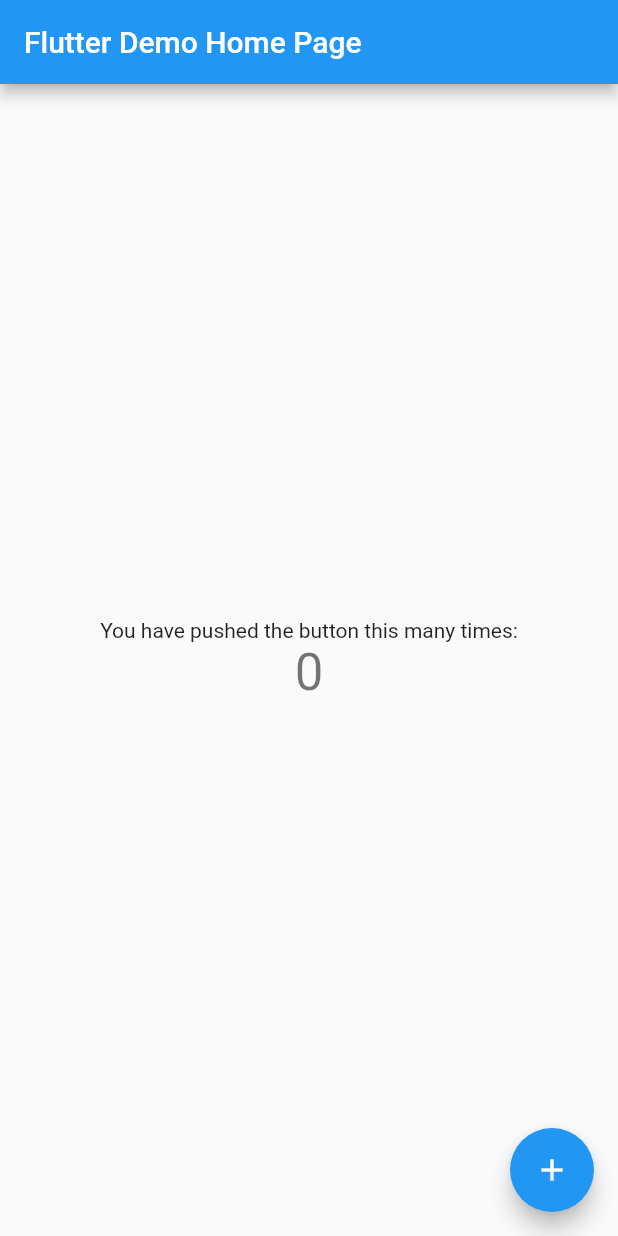
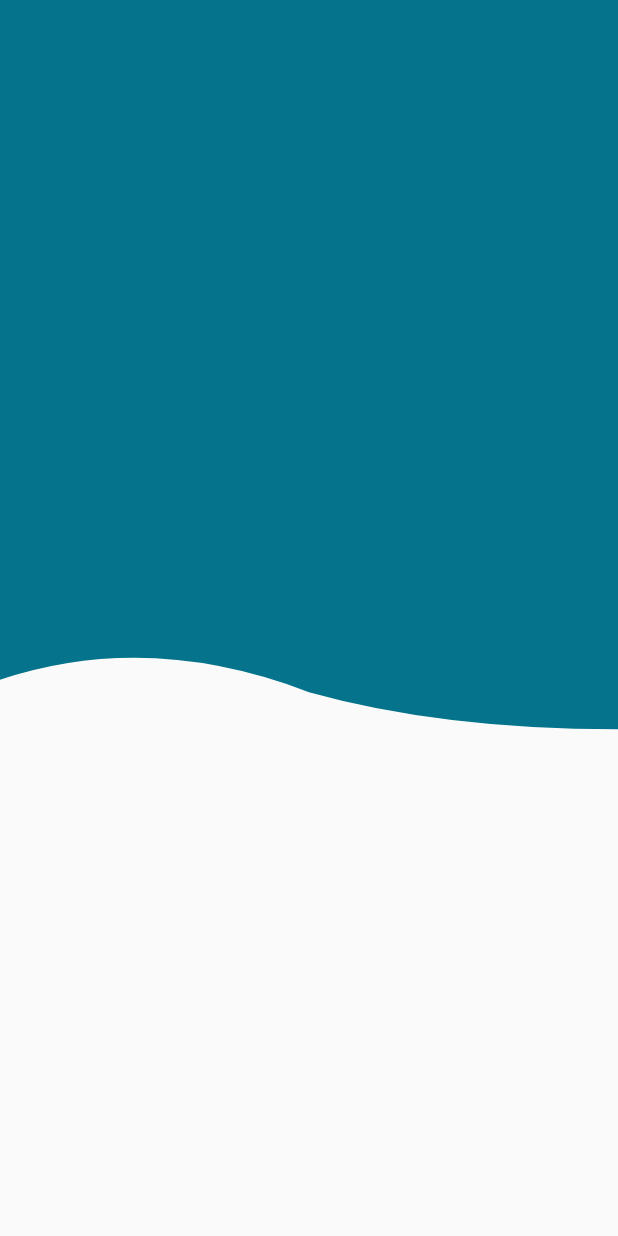
Before and after one commit to Francisco-Escobar99/JobServices, a Flutter app: the screen it shows after launch, on a phone screen of 412 x 824 dp. Run offline on Flutter 3.47's test engine with Material 2 defaults, Android fonts, the phone set to English and light mode, and no system bars.

Commit message:
DiseñoVistaCanvas

```diff
--- a/lib/main.dart
+++ b/lib/main.dart
@@ -1,4 +1,6 @@
 import 'package:flutter/material.dart';
+import 'package:from_end/src/pages/headerpage.dart';
+
 
 void main() {
   runApp(const MyApp());
@@ -7,40 +9,21 @@
 class MyApp extends StatelessWidget {
   const MyApp({super.key});
 
-  // This widget is the root of your application.
   @override
   Widget build(BuildContext context) {
     return MaterialApp(
+      debugShowCheckedModeBanner: false,
       title: 'Flutter Demo',
       theme: ThemeData(
-        // This is the theme of your application.
-        //
-        // Try running your application with "flutter run". You'll see the
-        // application has a blue toolbar. Then, without quitting the app, try
-        // changing the primarySwatch below to Colors.green and then invoke
-        // "hot reload" (press "r" in the console where you ran "flutter run",
-        // or simply save your changes to "hot reload" in a Flutter IDE).
-        // Notice that the counter didn't reset back to zero; the application
-        // is not restarted.
         primarySwatch: Colors.blue,
       ),
-      home: const MyHomePage(title: 'Flutter Demo Home Page'),
+      home: Headerpage(),
     );
   }
 }
 
 class MyHomePage extends StatefulWidget {
   const MyHomePage({super.key, required this.title});
-
-  // This widget is the home page of your application. It is stateful, meaning
-  // that it has a State object (defined below) that contains fields that affect
-  // how it looks.
-
-  // This class is the configuration for the state. It holds the values (in this
-  // case the title) provided by the parent (in this case the App widget) and
-  // used by the build method of the State. Fields in a Widget subclass are
-  // always marked "final".
-
   final String title;
 
   @override
@@ -48,68 +31,12 @@
 }
 
 class _MyHomePageState extends State<MyHomePage> {
-  int _counter = 0;
-
-  void _incrementCounter() {
-    setState(() {
-      // This call to setState tells the Flutter framework that something has
-      // changed in this State, which causes it to rerun the build method below
-      // so that the display can reflect the updated values. If we changed
-      // _counter without calling setState(), then the build method would not be
-      // called again, and so nothing would appear to happen.
-      _counter++;
-    });
-  }
-
   @override
   Widget build(BuildContext context) {
-    // This method is rerun every time setState is called, for instance as done
-    // by the _incrementCounter method above.
-    //
-    // The Flutter framework has been optimized to make rerunning build methods
-    // fast, so that you can just rebuild anything that needs updating rather
-    // than having to individually change instances of widgets.
     return Scaffold(
       appBar: AppBar(
-        // Here we take the value from the MyHomePage object that was created by
-        // the App.build method, and use it to set our appbar title.
         title: Text(widget.title),
       ),
-      body: Center(
-        // Center is a layout widget. It takes a single child and positions it
-        // in the middle of the parent.
-        child: Column(
-          // Column is also a layout widget. It takes a list of children and
-          // arranges them vertically. By default, it sizes itself to fit its
-          // children horizontally, and tries to be as tall as its parent.
-          //
-          // Invoke "debug painting" (press "p" in the console, choose the
-          // "Toggle Debug Paint" action from the Flutter Inspector in Android
-          // Studio, or the "Toggle Debug Paint" command in Visual Studio Code)
-          // to see the wireframe for each widget.
-          //
-          // Column has various properties to control how it sizes itself and
-          // how it positions its children. Here we use mainAxisAlignment to
-          // center the children vertically; the main axis here is the vertical
-          // axis because Columns are vertical (the cross axis would be
-          // horizontal).
-          mainAxisAlignment: MainAxisAlignment.center,
-          children: <Widget>[
-            const Text(
-              'You have pushed the button this many times:',
-            ),
-            Text(
-              '$_counter',
-              style: Theme.of(context).textTheme.headline4,
-            ),
-          ],
-        ),
-      ),
-      floatingActionButton: FloatingActionButton(
-        onPressed: _incrementCounter,
-        tooltip: 'Increment',
-        child: const Icon(Icons.add),
-      ), // This trailing comma makes auto-formatting nicer for build methods.
     );
   }
 }
--- /dev/null
+++ b/lib/src/pages/headerpage.dart
@@ -0,0 +1,11 @@
+import 'package:flutter/material.dart';
+import 'package:from_end/src/widgets/view.dart';
+
+class Headerpage extends StatelessWidget {
+  @override
+  Widget build(BuildContext context) {
+    return Scaffold(
+      body: ViewWelcome(), //canvas
+    );
+  }
+}
--- /dev/null
+++ b/lib/src/widgets/view.dart
@@ -0,0 +1,44 @@
+import 'package:flutter/material.dart';
+
+class ViewWelcome extends StatelessWidget {
+  const ViewWelcome({Key? key}) : super(key: key);
+
+  @override
+  Widget build(BuildContext context) {
+    return Container(
+      height: double.infinity,
+      width: double.infinity,
+      child: CustomPaint(
+        painter: _BackgroundDesign(),
+      ),
+    );
+  }
+}
+
+class _BackgroundDesign extends CustomPainter {
+  @override
+  void paint(Canvas canvas, Size size) {
+    final paint = new Paint();
+
+    //propiedades
+    paint.color = Color(0xff04738b);
+    paint.style = PaintingStyle.fill;
+    paint.strokeWidth = 20;
+
+    final path = new Path();
+    path.lineTo(0, size.height * 0.55);
+    path.quadraticBezierTo(size.width * 0.24, size.height * 0.51,
+        size.width / 2, size.height * 0.56);
+    path.quadraticBezierTo(size.width / 1.4, size.height * 0.59,
+        3 * (size.width / 3), size.height * 0.59);
+    path.lineTo(size.width, size.height * 0.63);
+    path.lineTo(size.width, 0);
+
+    canvas.drawPath(path, paint);
+  }
+
+  @override
+  bool shouldRepaint(covariant CustomPainter oldDelegate) {
+    return true;
+  }
+}
--- a/pubspec.yaml
+++ b/pubspec.yaml
@@ -60,7 +60,9 @@
   uses-material-design: true
 
   # To add assets to your application, add an assets section, like this:
+
   # assets:
+    #  - assets/images/
   #   - images/a_dot_burr.jpeg
   #   - images/a_dot_ham.jpeg
 
```
Also changed, not shown: assets/images/logo.png (added).
